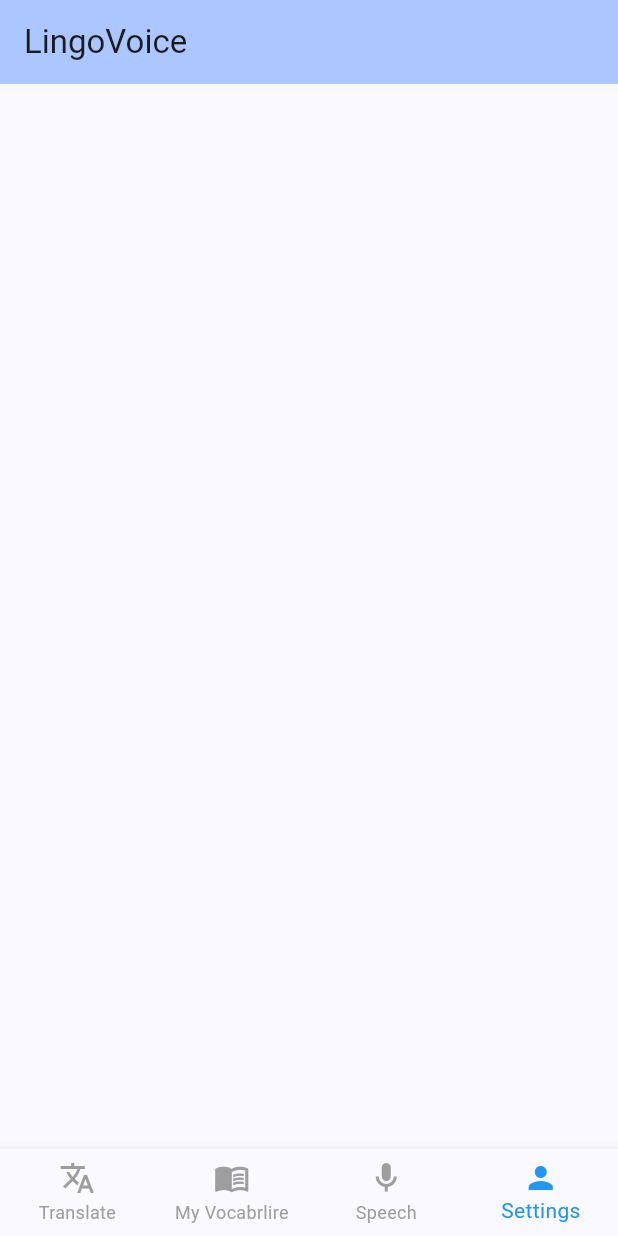
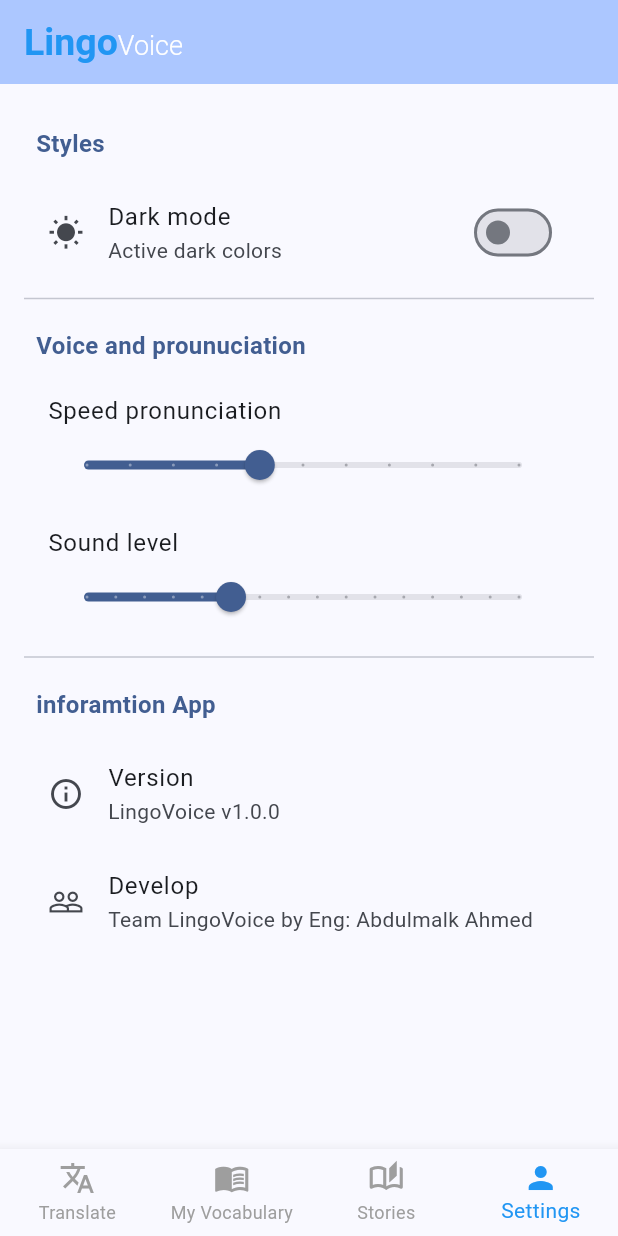
Before and after one commit to 3bodahmed/Lingo_Voice_app, a Flutter app: the screen it shows after launch, item 4 of the bottom bar chosen, on a phone screen of 412 x 824 dp. Run offline on Flutter 3.47's test engine with Material 3 defaults, Android fonts, the phone set to English and light mode, and no system bars; our stand-ins replace flutter_tts, hive, hive_flutter, shared_preferences; missing offline and left inert: translator, word_puzzle_pack; accounts and stored records are empty; network calls fail.

Commit message:
Add Stories Screen  and  Settings Screen

```diff
--- a/lib/main.dart
+++ b/lib/main.dart
@@ -1,63 +1,134 @@
 import 'package:english_app/view/SettingsScreen.dart';
-import 'package:english_app/view/SpeechScreen.dart';
+import 'package:english_app/view/StoriesScreen.dart';
 import 'package:english_app/view/TranslateScreen.dart';
 import 'package:english_app/view/VocabularyScreen.dart';
 import 'package:flutter/material.dart';
-import 'package:hive/hive.dart';
 import 'package:hive_flutter/hive_flutter.dart';
-import 'package:path_provider/path_provider.dart' as path_provider;
+import 'package:shared_preferences/shared_preferences.dart';
 
 void main() async {
   WidgetsFlutterBinding.ensureInitialized();
-  await Hive.initFlutter(); // ⬅️ هذه تعمل على كل المنصات
+  await Hive.initFlutter();
   await Hive.openBox('translations_cache');
-  runApp(const MyApp());
+
+  final prefs = await SharedPreferences.getInstance();
+  final isDarkMode = prefs.getBool('isDarkMode') ?? false;
+
+  runApp(MyApp(isDarkMode: isDarkMode));
 }
 
-class MyApp extends StatelessWidget {
-  const MyApp({super.key});
+class MyApp extends StatefulWidget {
+  final bool isDarkMode;
+  const MyApp({super.key, required this.isDarkMode});
 
-  // This widget is the root of your application.
+  @override
+  State<MyApp> createState() => _MyAppState();
+}
+
+class _MyAppState extends State<MyApp> {
+  late bool _isDarkMode;
+
+  @override
+  void initState() {
+    super.initState();
+    _isDarkMode = widget.isDarkMode;
+  }
+
+  void toggleTheme(bool value) {
+    setState(() {
+      _isDarkMode = value;
+    });
+    _saveThemePreference(value);
+  }
+
+  Future<void> _saveThemePreference(bool value) async {
+    final prefs = await SharedPreferences.getInstance();
+    await prefs.setBool('isDarkMode', value);
+  }
+
   @override
   Widget build(BuildContext context) {
     return MaterialApp(
       debugShowCheckedModeBanner: false,
+      title: 'LingoVoice',
+      themeMode: _isDarkMode ? ThemeMode.dark : ThemeMode.light,
       theme: ThemeData(
-        colorScheme: .fromSeed(
+        colorScheme: ColorScheme.fromSeed(
           seedColor: const Color.fromARGB(255, 53, 121, 222),
+          brightness: Brightness.light,
         ),
-
-
+        useMaterial3: true,
       ),
-
-      home: const MyHomePage(),
+      darkTheme: ThemeData(
+        colorScheme: ColorScheme.fromSeed(
+          seedColor: const Color.fromARGB(255, 53, 121, 222),
+          brightness: Brightness.dark,
+        ),
+        useMaterial3: true,
+      ),
+      home: MyHomePage(isDarkMode: _isDarkMode, onThemeChanged: toggleTheme),
     );
   }
 }
 
 class MyHomePage extends StatefulWidget {
-  const MyHomePage({super.key});
+  final bool isDarkMode;
+  final Function(bool) onThemeChanged;
+
+  const MyHomePage({
+    super.key,
+    required this.isDarkMode,
+    required this.onThemeChanged,
+  });
 
   @override
   State<MyHomePage> createState() => _MyHomePageState();
 }
 
 class _MyHomePageState extends State<MyHomePage> {
-  List<Widget> pages = [
-    Translatescreen(),
-    Vocabularyscreen(),
-    Speechscreen(),
-    Settingsscreen(),
-  ];
   int _selectedIndex = 0;
+
+  List<Widget> _getPages() {
+    return [
+      Translatescreen(),
+      Vocabularyscreen(),
+      const StoriesScreen(),
+      Settingsscreen(
+        onThemeChanged: widget.onThemeChanged,
+        currentTheme: widget.isDarkMode,
+      ),
+    ];
+  }
+
   @override
   Widget build(BuildContext context) {
+    final pages = _getPages();
+
     return Scaffold(
       appBar: AppBar(
-        title: Text("LingoVoice"),
+        title: RichText(
+          text: TextSpan(
+            text: 'Lingo',
+            style: TextStyle(
+              fontWeight: FontWeight.bold,
+              fontSize: 25,
+              color: Colors.blue,
+            ),
+            children: [
+              TextSpan(
+                text: 'Voice',
+                style: TextStyle(
+                  fontWeight: FontWeight.w300,
+                  fontSize: 18,
+                  color: Theme.of(context).colorScheme.onPrimary,
+                ),
+              ),
+            ],
+          ),
+        ),
         backgroundColor: Theme.of(context).colorScheme.inversePrimary,
       ),
-      body: pages[_selectedIndex],
+      body: IndexedStack(index: _selectedIndex, children: pages),
       bottomNavigationBar: BottomNavigationBar(
         currentIndex: _selectedIndex,
         onTap: (index) {
@@ -68,7 +139,7 @@
         type: BottomNavigationBarType.fixed,
         selectedItemColor: Colors.blue,
         unselectedItemColor: Colors.grey,
-        items:[
+        items: const [
           BottomNavigationBarItem(
             icon: Icon(Icons.translate_outlined),
             activeIcon: Icon(Icons.translate),
@@ -77,12 +148,12 @@
           BottomNavigationBarItem(
             icon: Icon(Icons.menu_book_outlined),
             activeIcon: Icon(Icons.menu_book),
-            label: 'My Vocabrlire',
+            label: 'My Vocabulary',
           ),
           BottomNavigationBarItem(
-            icon: Icon(Icons.mic_outlined),
-            activeIcon: Icon(Icons.mic),
-            label: 'Speech',
+            icon: Icon(Icons.auto_stories_outlined),
+            activeIcon: Icon(Icons.auto_stories),
+            label: 'Stories',
           ),
           BottomNavigationBarItem(
             icon: Icon(Icons.person_outline),
--- a/lib/view/SettingsScreen.dart
+++ b/lib/view/SettingsScreen.dart
@@ -1,15 +1,150 @@
 import 'package:flutter/material.dart';
+import 'package:flutter_tts/flutter_tts.dart';
+import 'package:shared_preferences/shared_preferences.dart';
 
 class Settingsscreen extends StatefulWidget {
-  const Settingsscreen({super.key});
+  final Function(bool) onThemeChanged;
+  final bool currentTheme;
+  const Settingsscreen({
+    super.key,
+    required this.onThemeChanged,
+    required this.currentTheme,
+  });
 
   @override
   State<Settingsscreen> createState() => _SettingsscreenState();
 }
 
 class _SettingsscreenState extends State<Settingsscreen> {
+  bool _isDarkMode = false;
+  double _speechRate = 0.5;
+  double _speechPitch = 1.0;
+
+  @override
+  void initState() {
+    super.initState();
+    _loadSettings();
+  }
+
+  Future<void> _loadSettings() async {
+    final prefs = await SharedPreferences.getInstance();
+    setState(() {
+      _isDarkMode = widget.currentTheme; // نأخذ القيمة من الوالد
+      _speechRate = prefs.getDouble('speechRate') ?? 0.5;
+      _speechPitch = prefs.getDouble('speechPitch') ?? 1.0;
+    });
+    // تطبيق إعدادات TTS عند التحميل
+    _applyTtsSettings();
+  }
+
+  Future<void> _saveSettings() async {
+    final prefs = await SharedPreferences.getInstance();
+    await prefs.setBool('isDarkMode', _isDarkMode);
+    await prefs.setDouble('speechRate', _speechRate);
+    await prefs.setDouble('speechPitch', _speechPitch);
+  }
+
+  void _toggleDarkMode(bool value) {
+    setState(() {
+      _isDarkMode = value;
+    });
+    _saveSettings();
+    // إعلام الوالد (MyApp) بتغيير الثيم
+    widget.onThemeChanged(value);
+  }
+
+  void _updateSpeechRate(double value) {
+    setState(() {
+      _speechRate = value;
+    });
+    _saveSettings();
+    _applyTtsSettings();
+  }
+
+  void _updateSpeechPitch(double value) {
+    setState(() {
+      _speechPitch = value;
+    });
+    _saveSettings();
+    _applyTtsSettings();
+  }
+
+  Future<void> _applyTtsSettings() async {
+    final tts = FlutterTts();
+    await tts.setSpeechRate(_speechRate);
+    await tts.setPitch(_speechPitch);
+  }
+
   @override
   Widget build(BuildContext context) {
-    return Container();
+    return Scaffold(
+      body: ListView(
+        padding: const EdgeInsets.all(16),
+        children: [
+          _buildSectionHeader('Styles'),
+          SwitchListTile(
+            title: const Text('Dark mode'),
+            subtitle: const Text('Active dark colors'),
+            value: _isDarkMode,
+            onChanged: _toggleDarkMode,
+            secondary: Icon(
+              _isDarkMode ? Icons.nightlight_round : Icons.wb_sunny,
+            ),
+          ),
+          const Divider(),
+
+          _buildSectionHeader('Voice and prounuciation'),
+          ListTile(
+            title: const Text('Speed pronunciation'),
+            subtitle: Slider(
+              value: _speechRate,
+              min: 0.1,
+              max: 1.0,
+              divisions: 10,
+              label: _speechRate.toStringAsFixed(1),
+              onChanged: _updateSpeechRate,
+            ),
+          ),
+          ListTile(
+            title: const Text('Sound level'),
+            subtitle: Slider(
+              value: _speechPitch,
+              min: 0.5,
+              max: 2.0,
+              divisions: 15,
+              label: _speechPitch.toStringAsFixed(1),
+              onChanged: _updateSpeechPitch,
+            ),
+          ),
+          const Divider(),
+
+          _buildSectionHeader('inforamtion App'),
+          const ListTile(
+            leading: Icon(Icons.info_outline),
+            title: Text('Version'),
+            subtitle: Text('LingoVoice v1.0.0'),
+          ),
+          const ListTile(
+            leading: Icon(Icons.people_outline),
+            title: Text('Develop'),
+            subtitle: Text('Team LingoVoice by Eng: Abdulmalk Ahmed'),
+          ),
+        ],
+      ),
+    );
+  }
+
+  Widget _buildSectionHeader(String title) {
+    return Padding(
+      padding: const EdgeInsets.symmetric(vertical: 12, horizontal: 8),
+      child: Text(
+        title,
+        style: TextStyle(
+          fontWeight: FontWeight.bold,
+          fontSize: 16,
+          color: Theme.of(context).colorScheme.primary,
+        ),
+      ),
+    );
   }
 }
--- a/pubspec.yaml
+++ b/pubspec.yaml
@@ -42,6 +42,7 @@
   hive_flutter: ^1.1.0      # ⬅️ غيّر إلى ^1.1.0
   word_puzzle_pack: ^0.1.0
   http: ^1.2.0
+  shared_preferences: ^2.5.5
 
 dev_dependencies:
   flutter_test:
```
Also changed, not shown: lib/view/SpeechScreen.dart (deleted, +0 -15 lines), lib/view/StoriesScreen.dart (added, +309 -0 lines), pubspec.lock, 1 other file.
